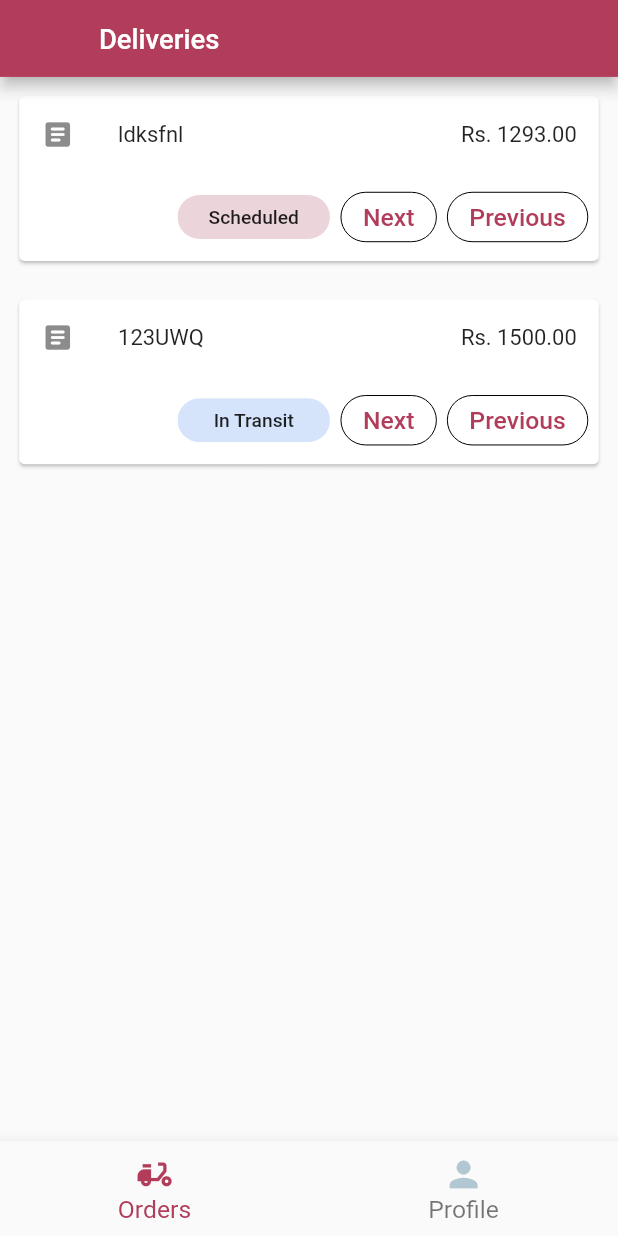
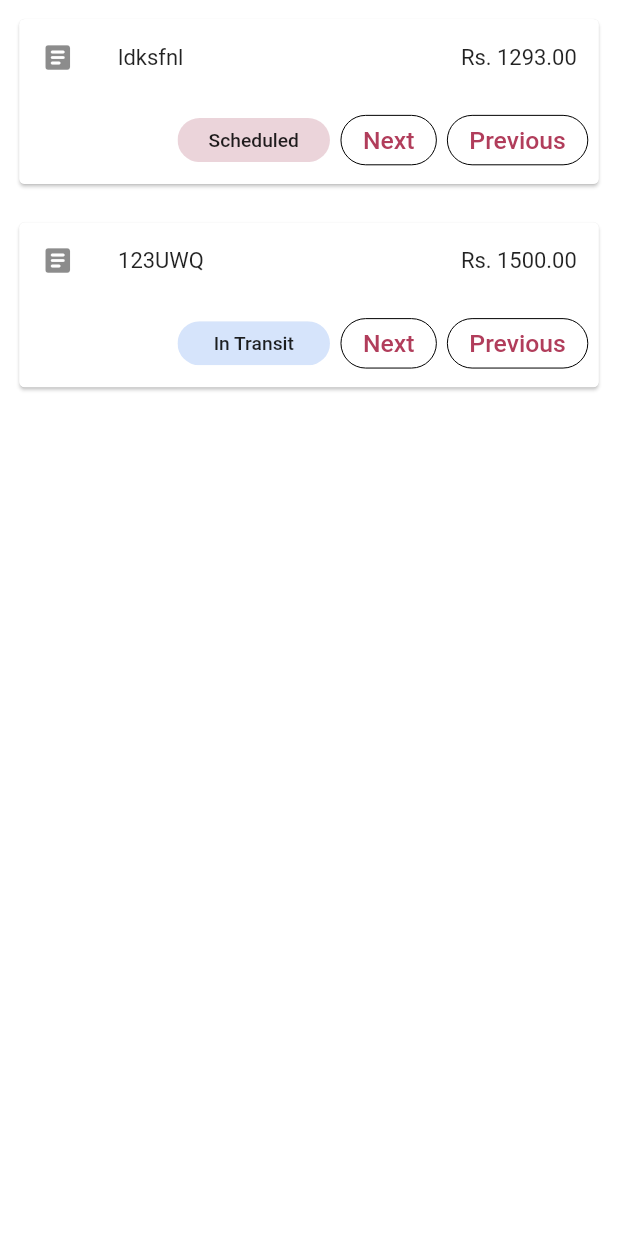
Before and after one commit to SE-Project-Sem-5/GoPharmaFlutter, a Flutter app: the DeliveriesPage screen opened by its route, on a phone screen of 412 x 824 dp. Run offline on Flutter 3.47's test engine with Material 2 defaults, Android fonts, the phone set to English and light mode, and no system bars; our stand-ins replace badges, bloc, camera, carousel_slider, connectivity_plus, email_validator and 5 more; missing offline and left inert: payhere_mobilesdk_flutter; Roboto replaces fonts that are missing (SF-Pro).

Commit message:
unused imports removed

```diff
--- a/lib/ui/delivery_agent/delivery/deliveries_page.dart
+++ b/lib/ui/delivery_agent/delivery/deliveries_page.dart
@@ -3,9 +3,7 @@ import 'package:flutter_bloc/flutter_bloc.dart';
 import 'package:go_pharma/bloc/delivery_agent/delivery/delivery_bloc.dart';
 import 'package:go_pharma/bloc/delivery_agent/navigation/delivery_navigation_bloc.dart';
 import 'package:go_pharma/repos/delivery_agent/delivery/delivery_model.dart';
-import 'package:go_pharma/ui/delivery_agent/components/bottom_navigation_bar.dart';
 import 'package:go_pharma/ui/delivery_agent/dummy_values/deliveries.dart';
-
 import 'delivery_card.dart';
 
 class DeliveriesPage extends StatelessWidget {
@@ -27,26 +25,13 @@ class DeliveriesPage extends StatelessWidget {
           create: (_) => DeliveryBloc(_),
         ),
       ],
-      child: SafeArea(
-        child: Scaffold(
-          appBar: AppBar(
-            leading: Container(),
-            title: Row(
-              children: [
-                Text(title),
-              ],
-            ),
+      child: Container(
+        child: ListView.builder(
+          physics: ClampingScrollPhysics(),
+          itemCount: deliveries.length,
+          itemBuilder: (context, index) => DeliveryCard(
+            delivery: deliveries[index],
           ),
-          body: Container(
-            child: ListView.builder(
-              physics: ClampingScrollPhysics(),
-              itemCount: deliveries.length,
-              itemBuilder: (context, index) => DeliveryCard(
-                delivery: deliveries[index],
-              ),
-            ),
-          ),
-          bottomNavigationBar: DeliveryAgentBottomNavigationBar(),
         ),
       ),
     );
--- a/lib/ui/delivery_agent/delivery/delivery_full_view.dart
+++ b/lib/ui/delivery_agent/delivery/delivery_full_view.dart
@@ -1,7 +1,6 @@
 import 'package:flutter/material.dart';
 import 'package:go_pharma/repos/delivery_agent/delivery/delivery_model.dart';
 import 'package:go_pharma/ui/common/colors.dart';
-import 'package:intl/intl.dart';
 
 class DeliveryFullView extends StatelessWidget {
   final Delivery delivery;
```
